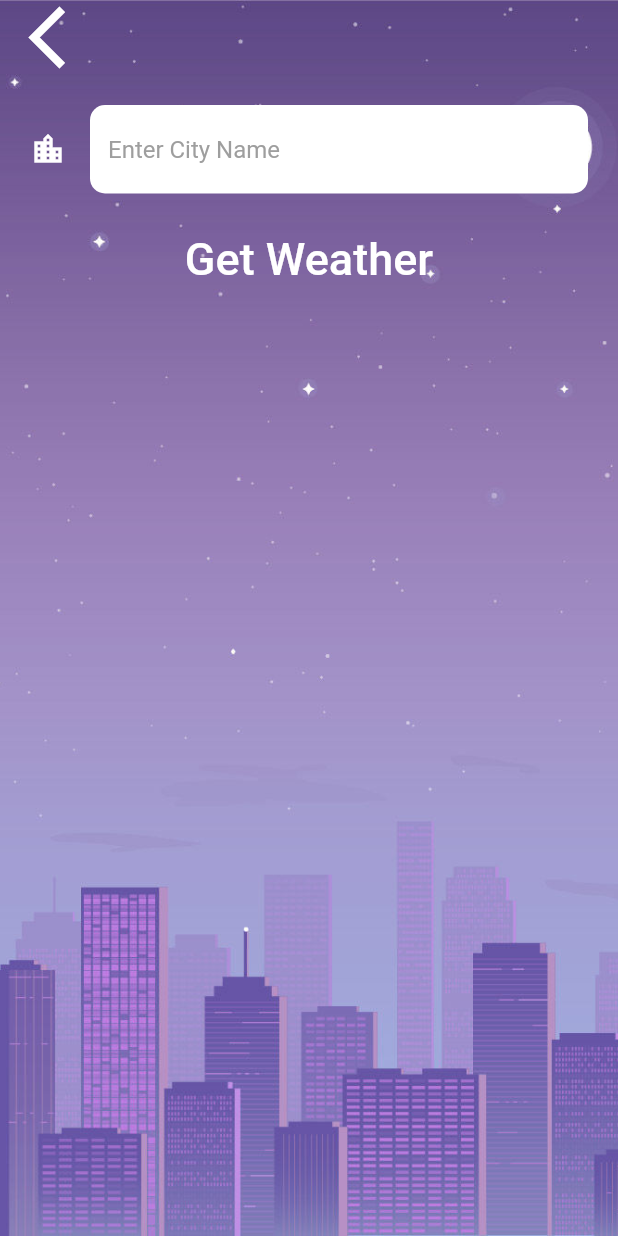
After one commit to xsadra/Flutter, a Flutter app: the CityUi screen opened directly, on a phone screen of 412 x 824 dp. The commit adds this screen. Run offline on Flutter 3.47's test engine with Material 2 defaults, Android fonts, the phone set to English and light mode, and no system bars; our stand-ins replace audioplayers, flutter_spinkit, font_awesome_flutter, geolocator, rflutter_alert; network calls fail; Roboto replaces fonts that are missing (Spartan MB).

Commit message:
Add new screen to get city-name to search the weather

```diff
--- a/weather/lib/constants/constants.dart
+++ b/weather/lib/constants/constants.dart
@@ -26,3 +26,28 @@ const kConditionDetailTextStyle = TextStyle(
 const kDescriptionTextStyle = TextStyle(
   fontSize: 22.0,
 );
+
+const kButtonTextStyle = TextStyle(
+  fontSize: 30.0,
+  fontFamily: 'Spartan MB',
+);
+
+
+const kTextFieldInputDecoration = InputDecoration(
+  filled: true,
+  fillColor: Colors.white,
+  icon: Icon(
+    Icons.location_city,
+    color: Colors.white,
+  ),
+  hintText: 'Enter City Name',
+  hintStyle: TextStyle(
+    color: Colors.grey,
+  ),
+  border: OutlineInputBorder(
+    borderRadius: BorderRadius.all(
+      Radius.circular(10.0),
+    ),
+    borderSide: BorderSide.none,
+  ),
+);
--- /dev/null
+++ b/weather/lib/ui/city.dart
@@ -0,0 +1,65 @@
+import 'package:flutter/material.dart';
+import 'package:weather/constants/constants.dart';
+
+class CityUi extends StatefulWidget {
+  @override
+  _CityUiState createState() => _CityUiState();
+}
+
+class _CityUiState extends State<CityUi> {
+  String cityName;
+
+  @override
+  Widget build(BuildContext context) {
+    return Scaffold(
+      body: Container(
+        decoration: BoxDecoration(
+          image: DecorationImage(
+            image: AssetImage('images/bg2.jpg'),
+            fit: BoxFit.cover,
+          ),
+        ),
+        constraints: BoxConstraints.expand(),
+        child: SafeArea(
+          child: Column(
+            children: <Widget>[
+              Align(
+                alignment: Alignment.topLeft,
+                child: FlatButton(
+                  onPressed: () {
+                    Navigator.pop(context);
+                  },
+                  child: Icon(
+                    Icons.arrow_back_ios,
+                    size: 50.0,
+                  ),
+                ),
+              ),
+              Container(
+                padding: EdgeInsets.all(20.0),
+                child: TextField(
+                  style: TextStyle(
+                    color: Colors.black,
+                  ),
+                  decoration: kTextFieldInputDecoration,
+                  onChanged: (value) {
+                    cityName = value;
+                  },
+                ),
+              ),
+              FlatButton(
+                onPressed: () {
+                  Navigator.pop(context, cityName);
+                },
+                child: Text(
+                  'Get Weather',
+                  style: kButtonTextStyle,
+                ),
+              ),
+            ],
+          ),
+        ),
+      ),
+    );
+  }
+}
```
Also changed, not shown: weather/lib/services/weather.dart (+13 -0 lines), weather/lib/ui/location.dart (+12 -1 lines).
